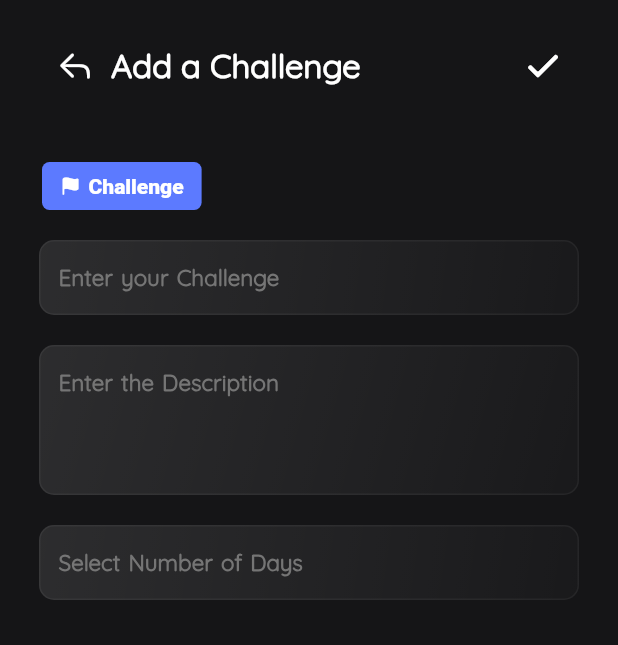
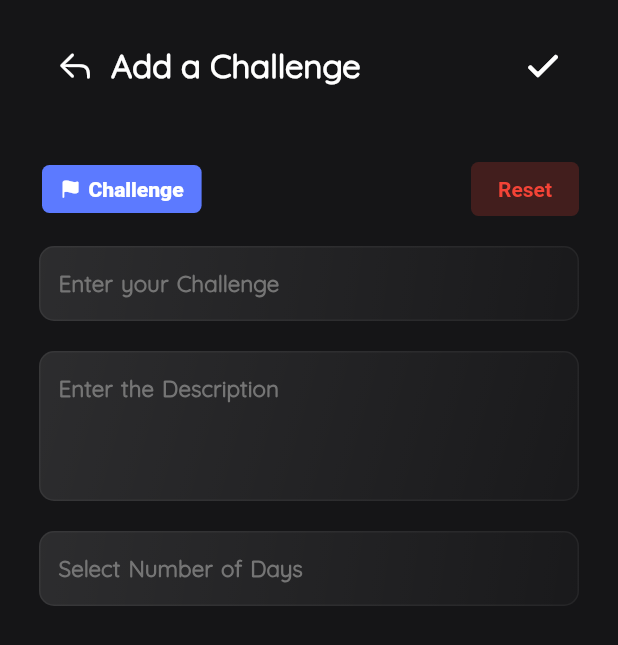
Before and after one commit to PratikJH153/Stacked, a Flutter app: the ChallengePage screen opened directly, after a tap on an icon or button, on a phone screen of 412 x 824 dp. Shown: the top 645 px of the screen. Run offline on Flutter 3.47's test engine with Material 2 defaults, Android fonts, the phone set to English and light mode, and no system bars; our stand-ins replace confetti, flutter_slidable, percent_indicator, shared_preferences, sqflite; missing offline and left inert: slide_to_confirm; accounts and stored records are empty; statements that could not run were skipped; project files that could hold a hidden picture were left out.

Commit message:
Made a bit of changes in the layout and media query, Added reset option in the timeline and challenge feature

```diff
--- a/lib/views/add_challenge_page.dart
+++ b/lib/views/add_challenge_page.dart
@@ -95,6 +95,9 @@ class _AddChallengePageState extends State<AddChallengePage> {
                 SizedBox(
                   height: 40,
                 ),
+                Row(
+                  mainAxisAlignment: MainAxisAlignment.spaceBetween,
+                  children: [
                     Container(
                       margin: const EdgeInsets.only(left: 2),
                       child: priorityWidget(
@@ -102,6 +105,32 @@ class _AddChallengePageState extends State<AddChallengePage> {
                         color: kaccentColor,
                         onTap: () {},
                       ),
+                    ),
+                    GestureDetector(
+                      onTap: () async {
+                        await DatabaseService.instance.deleteAllChallenges();
+                        return Navigator.of(context).pushNamedAndRemoveUntil(
+                            Wrapper.id, (Route<dynamic> route) => false);
+                      },
+                      child: Container(
+                        padding: const EdgeInsets.symmetric(
+                          horizontal: 18,
+                          vertical: 10,
+                        ),
+                        decoration: BoxDecoration(
+                          color: Colors.red.withOpacity(0.2),
+                          borderRadius: BorderRadius.circular(5),
+                        ),
+                        child: Text(
+                          "Reset",
+                          style: TextStyle(
+                            color: Colors.red,
+                            fontWeight: FontWeight.bold,
+                          ),
+                        ),
+                      ),
+                    ),
+                  ],
                 ),
                 SizedBox(
                   height: 20,
--- a/lib/views/calendar_page.dart
+++ b/lib/views/calendar_page.dart
@@ -43,7 +43,6 @@ class _CalendarPageState extends State<CalendarPage> {
                           child: NoTodoWidget(
                             height: getHeight(context),
                             image: "assets/images/soon1.png",
-                            ismain: false,
                             title:
                                 "Daily Tracker Coming soon...\nTo make you Grow more!",
                           ),
--- a/lib/views/challenge_page.dart
+++ b/lib/views/challenge_page.dart
@@ -79,7 +79,10 @@ class _ChallengePageState extends State<ChallengePage> {
               );
             }
             return snapshot.data.length > 0
-                ? ListView.builder(
+                ? Column(
+                    children: [
+                      Expanded(
+                        child: ListView.builder(
                           padding: EdgeInsets.only(
                             top: 20,
                             bottom: 100,
@@ -89,7 +92,8 @@ class _ChallengePageState extends State<ChallengePage> {
                               return Container();
                             }
 
-                      final Challenge challenge = snapshot.data[index - 1];
+                            final Challenge challenge =
+                                snapshot.data[index - 1];
 
                             return GestureDetector(
                               onDoubleTap: () async {
@@ -116,7 +120,8 @@ class _ChallengePageState extends State<ChallengePage> {
                                           width: getWidth(context) * 0.60,
                                           child: Text(
                                             challenge.title,
-                                      style: kTextFieldHintTextStyle.copyWith(
+                                            style: kTextFieldHintTextStyle
+                                                .copyWith(
                                               fontSize: 20,
                                               color: challenge.isDone == 1
                                                   ? Colors.grey[700]
@@ -128,10 +133,13 @@ class _ChallengePageState extends State<ChallengePage> {
                                           ),
                                         ),
                                         IconButton(
-                                    icon: Icon(CupertinoIcons.pencil_outline),
-                                    onPressed: () => Navigator.of(context).push(
+                                          icon: Icon(
+                                              CupertinoIcons.pencil_outline),
+                                          onPressed: () =>
+                                              Navigator.of(context).push(
                                             MaterialPageRoute(
-                                        builder: (context) => AddChallengePage(
+                                              builder: (context) =>
+                                                  AddChallengePage(
                                                 challenge: challenge,
                                               ),
                                             ),
@@ -157,7 +165,8 @@ class _ChallengePageState extends State<ChallengePage> {
                                       alignment: Alignment.bottomRight,
                                       child: RichText(
                                         text: TextSpan(
-                                      style: kHintTextFieldTextStyle.copyWith(
+                                            style: kHintTextFieldTextStyle
+                                                .copyWith(
                                               fontSize: 13,
                                               color: challenge.isDone == 1
                                                   ? Colors.grey[800]
@@ -167,8 +176,8 @@ class _ChallengePageState extends State<ChallengePage> {
                                               TextSpan(
                                                 text:
                                                     "${challenge.completedDays}/${challenge.totalDays}",
-                                          style:
-                                              kTextFieldHintTextStyle.copyWith(
+                                                style: kTextFieldHintTextStyle
+                                                    .copyWith(
                                                   fontSize: 13,
                                                   color: challenge.isDone == 1
                                                       ? Colors.grey[800]
@@ -226,11 +235,13 @@ class _ChallengePageState extends State<ChallengePage> {
                             );
                           },
                           itemCount: 1 + snapshot.data.length,
+                        ),
+                      ),
+                    ],
                   )
                 : NoTodoWidget(
                     height: getHeight(context),
                     image: "assets/images/soon1.png",
-                    ismain: false,
                     title:
                         "No Challenges added yet!\nAdd it to make a get to the right track.",
                   );
--- a/lib/views/todo_list.dart
+++ b/lib/views/todo_list.dart
@@ -22,7 +22,6 @@ class _TodoListState extends State<TodoList> {
         ? NoTodoWidget(
             height: getHeight(context),
             image: "assets/images/todolist.png",
-            ismain: false,
             title: "No Todos added yet. Got to get yourself pumped up!",
           )
         : Consumer<TodoData>(
--- a/lib/widgets/constants.dart
+++ b/lib/widgets/constants.dart
@@ -23,7 +23,7 @@ const kIntroTextStyle = TextStyle(
 
 const kDesTextStyle = TextStyle(
   fontSize: 12,
-  fontWeight: FontWeight.w500,
+  fontWeight: FontWeight.w600,
   color: Color(0xFFBDBDBD),
   fontFamily: "QuickSand",
   height: 1.4,
--- a/lib/widgets/no_todo_widget.dart
+++ b/lib/widgets/no_todo_widget.dart
@@ -4,13 +4,11 @@ import 'constants.dart';
 
 class NoTodoWidget extends StatelessWidget {
   final double height;
-  final bool ismain;
   final String title;
   final String image;
 
   NoTodoWidget({
     this.height,
-    this.ismain = true,
     this.title,
     this.image,
   });
@@ -21,8 +19,7 @@ class NoTodoWidget extends StatelessWidget {
       child: Container(
         padding: const EdgeInsets.symmetric(vertical: 20, horizontal: 10),
         margin: EdgeInsets.only(
-          bottom: ismain ? 0 : height * 0.16,
-          top: ismain ? height * 0.07 : 1,
+          bottom: height * 0.16,
         ),
         child: Column(
           mainAxisSize: MainAxisSize.min,
```
Also changed, not shown: lib/database/database.dart (+12 -0 lines), lib/views/add_timeline_page.dart (+32 -2 lines), lib/views/ask_name_page.dart (+11 -12 lines), lib/views/info_slider.dart (+7 -6 lines), lib/views/timeline_page.dart (+30 -19 lines), pubspec.lock, 60 other files. Lines whose indentation alone changed are shown as unchanged.
